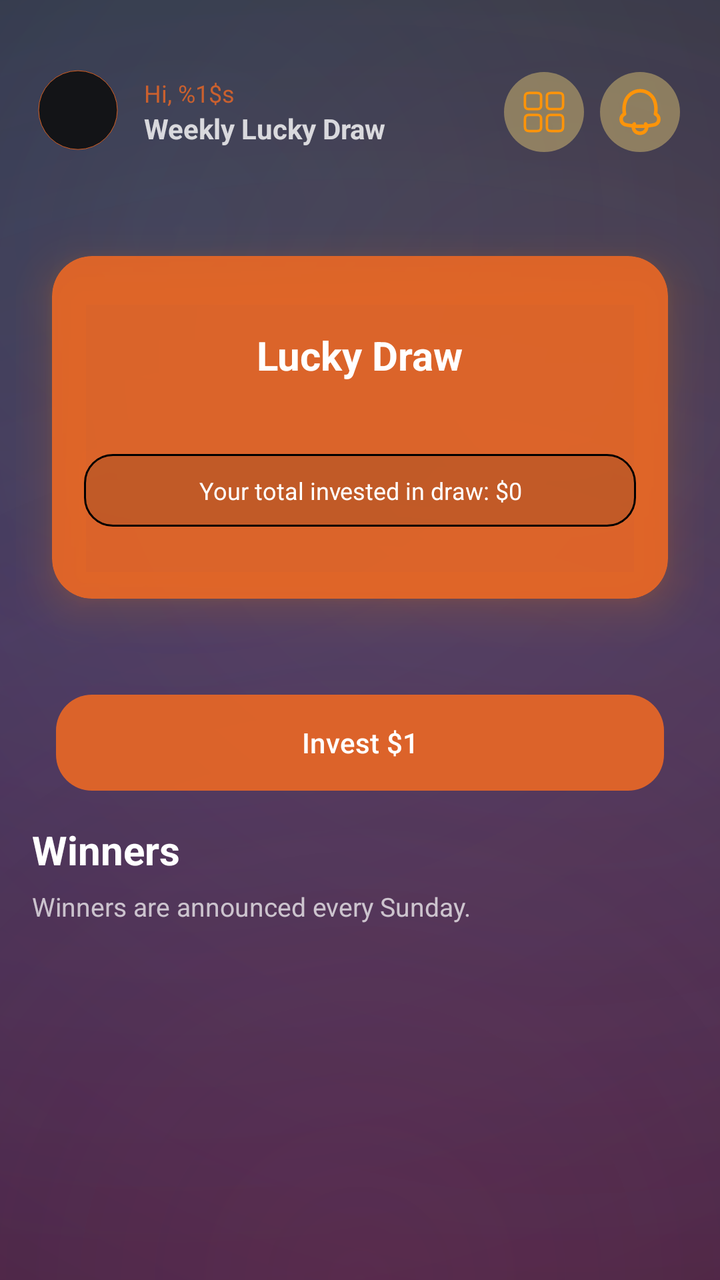
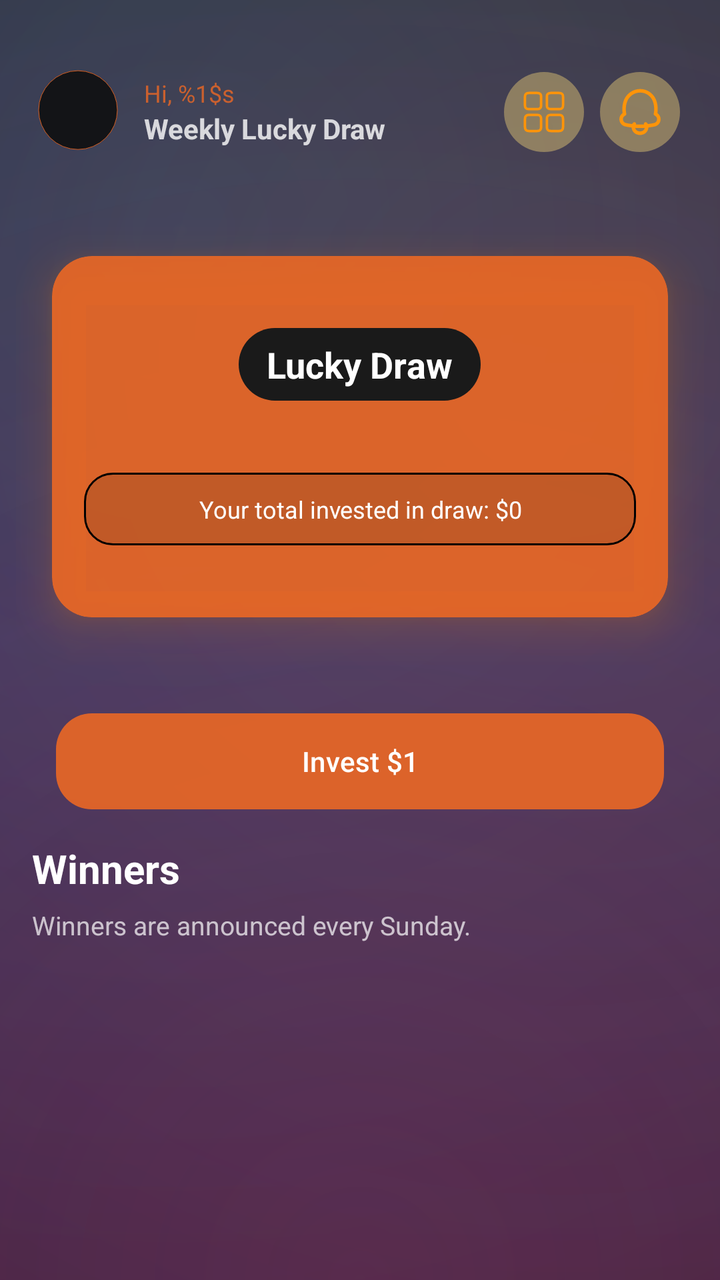

The first picture is an Android layout as it rendered before a commit; the second is the same layout after the commit. The layout source and the unified diff follow.
<!-- AndroidManifest.xml: application theme Theme.Bitbloom -->
<!-- res/layout/fragment_lucky_draw.xml -->
<?xml version="1.0" encoding="utf-8"?>
<androidx.coordinatorlayout.widget.CoordinatorLayout xmlns:android="http://schemas.android.com/apk/res/android"
    xmlns:app="http://schemas.android.com/apk/res-auto"
    xmlns:tools="http://schemas.android.com/tools"
    android:id="@+id/root"
    android:layout_width="match_parent"
    android:layout_height="match_parent"
    android:background="@drawable/bg_mxg_deposit_gradient">

    
    <androidx.core.widget.NestedScrollView
        android:id="@+id/scrollContainer"
        android:layout_width="match_parent"
        android:layout_height="match_parent"
        android:fillViewport="true"
        android:scrollbars="none">

        
        <androidx.constraintlayout.widget.ConstraintLayout
            android:layout_width="match_parent"
            android:layout_height="wrap_content">

            
            <androidx.constraintlayout.widget.Guideline
                android:id="@+id/gStart"
                android:layout_width="wrap_content"
                android:layout_height="wrap_content"
                android:orientation="vertical"
                app:layout_constraintGuide_begin="8dp" />

            <androidx.constraintlayout.widget.Guideline
                android:id="@+id/gEnd"
                android:layout_width="wrap_content"
                android:layout_height="wrap_content"
                android:orientation="vertical"
                app:layout_constraintGuide_end="8dp" />

            
            <androidx.constraintlayout.widget.ConstraintLayout
                android:id="@+id/topbar"
                android:layout_width="0dp"
                android:layout_height="64dp"
                android:layout_marginTop="@dimen/space_24"
                android:paddingStart="8dp"
                android:paddingEnd="12dp"
                app:layout_constraintEnd_toEndOf="@id/gEnd"
                app:layout_constraintStart_toStartOf="@id/gStart"
                app:layout_constraintTop_toTopOf="parent">

                <ImageView
                    android:id="@+id/avatar"
                    android:layout_width="46dp"
                    android:layout_height="46dp"
                    android:background="@drawable/ic_profile"
                    android:contentDescription="@string/app_name"
                    app:layout_constraintBottom_toBottomOf="parent"
                    app:layout_constraintStart_toStartOf="parent"
                    app:layout_constraintTop_toTopOf="parent" />

                <LinearLayout
                    android:id="@+id/titleWrap"
                    android:layout_width="0dp"
                    android:layout_height="wrap_content"
                    android:layout_marginStart="10dp"
                    android:orientation="vertical"
                    app:layout_constraintBottom_toBottomOf="@id/avatar"
                    app:layout_constraintEnd_toStartOf="@id/actionsRight"
                    app:layout_constraintStart_toEndOf="@id/avatar"
                    app:layout_constraintTop_toTopOf="@id/avatar">

                    <TextView
                        android:id="@+id/hiName"
                        android:layout_width="wrap_content"
                        android:layout_height="wrap_content"
                        android:alpha="0.9"
                        android:text="@string/hi_name"
                        android:textColor="@color/orange"
                        android:textSize="12sp" />

                    <TextView
                        android:id="@+id/welcome"
                        android:layout_width="wrap_content"
                        android:layout_height="wrap_content"
                        android:text="Weekly Lucky Draw"
                        android:textColor="@color/mxg_white_80"
                        android:textSize="14sp"
                        android:textStyle="bold" />
                </LinearLayout>

                <LinearLayout
                    android:id="@+id/actionsRight"
                    android:layout_width="wrap_content"
                    android:layout_height="wrap_content"
                    android:orientation="horizontal"
                    app:layout_constraintBottom_toBottomOf="parent"
                    app:layout_constraintEnd_toEndOf="parent"
                    app:layout_constraintTop_toTopOf="parent">

                    <ImageView
                        android:id="@+id/menu"
                        android:layout_width="40dp"
                        android:layout_height="40dp"
                        android:background="@drawable/ic_window"
                        android:contentDescription="@string/open_menu"
                        android:padding="8dp" />

                    <ImageView
                        android:id="@+id/notification_ic"
                        android:layout_width="40dp"
                        android:layout_height="40dp"
                        android:layout_marginStart="8dp"
                        android:background="@drawable/ic_bell"
                        android:contentDescription="@string/notifications"
                        android:padding="8dp" />
                </LinearLayout>
            </androidx.constraintlayout.widget.ConstraintLayout>

            
            <FrameLayout
                android:id="@+id/headerWrap"
                android:layout_width="0dp"
                android:layout_height="wrap_content"
                android:layout_marginTop="16dp"
                app:layout_constraintEnd_toEndOf="@id/gEnd"
                app:layout_constraintStart_toStartOf="@id/gStart"
                app:layout_constraintTop_toBottomOf="@id/topbar">

                <com.google.android.material.card.MaterialCardView
                    android:id="@+id/headerCard"
                    android:layout_width="match_parent"
                    android:layout_height="wrap_content"
                    android:layout_margin="0dp"
                    android:outlineAmbientShadowColor="#FF7B00"
                    android:outlineSpotShadowColor="#FF7B00"
                    app:cardBackgroundColor="@color/orange"
                    app:cardCornerRadius="20dp"
                    app:cardElevation="12dp"
                    app:cardUseCompatPadding="true"
                    app:strokeColor="@android:color/transparent"
                    app:strokeWidth="0dp">

                    <LinearLayout
                        android:layout_width="match_parent"
                        android:layout_height="wrap_content"
                        android:orientation="vertical"
                        android:paddingHorizontal="16dp"
                        android:paddingVertical="36dp">

                        
                        <TextView
                            android:id="@+id/tvLevel"
                            android:layout_width="wrap_content"
                            android:layout_height="wrap_content"
                            android:layout_gravity="center_horizontal"
                            android:text="Lucky Draw"
                            android:textColor="@color/white"
                            android:textSize="20sp"
                            android:textStyle="bold" />

                        
                        <TextView
                            android:id="@+id/tvMyTotalInvested"
                            android:layout_width="match_parent"
                            android:layout_height="wrap_content"
                            android:layout_marginTop="36dp"
                            android:background="@drawable/bg_referral_home"
                            android:drawablePadding="8dp"
                            android:ellipsize="end"

                            android:paddingHorizontal="12dp"
                            android:paddingVertical="10dp"
                            android:singleLine="true"
                            android:textAlignment="center"
                            android:text="Your total invested in draw: $0"
                            android:textColor="@color/white"
                            android:textSize="12sp"
                            app:drawableTint="#A2EE6924" />
                    </LinearLayout>
                </com.google.android.material.card.MaterialCardView>
            </FrameLayout>


            
            <com.google.android.material.button.MaterialButton
                android:id="@+id/btnInvest"
                android:layout_width="0dp"
                android:layout_height="56dp"
                android:layout_marginTop="12dp"
                android:layout_marginBottom="6dp"
                android:text="@string/invest_1"
                android:textAllCaps="false"
                android:textColor="@color/white"
                app:backgroundTint="@color/orange"
                app:cornerRadius="18dp"
                app:iconGravity="textStart"
                app:iconPadding="8dp"
                android:layout_margin="20dp"
                app:layout_constraintTop_toBottomOf="@id/headerWrap"
                app:layout_constraintStart_toStartOf="@id/gStart"
                app:layout_constraintEnd_toEndOf="@id/gEnd" />

            
            <androidx.constraintlayout.widget.ConstraintLayout
                android:id="@+id/sectionHeader"
                android:layout_width="0dp"
                android:layout_height="wrap_content"
                android:layout_marginTop="12dp"
                android:paddingStart="8dp"
                android:paddingEnd="12dp"
                app:layout_constraintEnd_toEndOf="@id/gEnd"
                app:layout_constraintStart_toStartOf="@id/gStart"
                app:layout_constraintTop_toBottomOf="@id/btnInvest">

                <TextView
                    android:id="@+id/tvLevels"
                    android:layout_width="0dp"
                    android:layout_height="wrap_content"
                    android:ellipsize="end"
                    android:gravity="center_vertical"
                    android:maxLines="1"
                    android:text="Winners"
                    android:textColor="@color/white"
                    android:textSize="20sp"
                    android:textStyle="bold"
                    app:layout_constraintBottom_toBottomOf="@id/filterAllBtn"
                    app:layout_constraintEnd_toStartOf="@id/filterAllBtn"
                    app:layout_constraintStart_toStartOf="parent"
                    app:layout_constraintTop_toTopOf="parent" />


            </androidx.constraintlayout.widget.ConstraintLayout>

            
            <TextView
                android:id="@+id/infoBanner"
                android:layout_width="0dp"
                android:layout_height="wrap_content"
                android:layout_marginTop="6dp"
                android:paddingStart="8dp"
                android:paddingEnd="12dp"
                android:paddingBottom="4dp"
                android:text="@string/winners_are_announced_every_sunday"
                android:textColor="@color/grey"
                android:textSize="13sp"
                app:layout_constraintEnd_toEndOf="@id/gEnd"
                app:layout_constraintStart_toStartOf="@id/gStart"
                app:layout_constraintTop_toBottomOf="@id/sectionHeader" />

            
            <FrameLayout
                android:id="@+id/winnersListContainer"
                android:layout_width="0dp"
                android:layout_height="0dp"
                app:layout_constraintBottom_toBottomOf="parent"
                app:layout_constraintEnd_toEndOf="@id/gEnd"
                app:layout_constraintStart_toStartOf="@id/gStart"
                app:layout_constraintTop_toBottomOf="@id/infoBanner">

                <androidx.recyclerview.widget.RecyclerView
                    android:id="@+id/rvWinners"
                    android:layout_width="match_parent"
                    android:layout_height="match_parent"
                    android:clipToPadding="false"
                    app:layoutManager="androidx.recyclerview.widget.LinearLayoutManager"
                    tools:listitem="@layout/item_winner" />

                <com.facebook.shimmer.ShimmerFrameLayout
                    android:id="@+id/shimmerWinners"
                    android:layout_width="match_parent"
                    android:layout_height="match_parent"
                    android:paddingStart="16dp"
                    android:paddingTop="8dp"
                    android:paddingEnd="16dp"
                    android:visibility="gone"
                    app:shimmer_auto_start="false"
                    app:shimmer_base_alpha="0.9"
                    app:shimmer_duration="1100"
                    app:shimmer_highlight_alpha="0.6"
                    app:shimmer_intensity="0.35">

                    <LinearLayout
                        android:id="@+id/skeletonWinnerList"
                        android:layout_width="match_parent"
                        android:layout_height="wrap_content"
                        android:divider="@drawable/divider_rank_list_gap"
                        android:orientation="vertical"
                        android:showDividers="middle" />
                </com.facebook.shimmer.ShimmerFrameLayout>
            </FrameLayout>

        </androidx.constraintlayout.widget.ConstraintLayout>
    </androidx.core.widget.NestedScrollView>
</androidx.coordinatorlayout.widget.CoordinatorLayout>
<!-- res/layout/item_winner.xml (included above) -->
<?xml version="1.0" encoding="utf-8"?>
<com.google.android.material.card.MaterialCardView xmlns:android="http://schemas.android.com/apk/res/android"
    xmlns:app="http://schemas.android.com/apk/res-auto"
    android:id="@+id/rootCard"
    android:layout_width="match_parent"
    android:layout_height="wrap_content"
    android:minHeight="84dp"
    android:layout_marginBottom="10dp"
    android:clickable="true"
    android:focusable="true"
    android:foreground="?attr/selectableItemBackground"
    app:cardUseCompatPadding="true"
    app:cardCornerRadius="20dp"
    app:cardBackgroundColor="@color/main_card_color"
    app:cardElevation="10dp"
    app:strokeWidth="0dp">

    <LinearLayout
        android:layout_width="match_parent"
        android:layout_height="wrap_content"
        android:minHeight="84dp"
        android:orientation="horizontal"
        android:gravity="center_vertical"
        android:paddingStart="12dp"
        android:paddingEnd="12dp"
        android:paddingTop="10dp"
        android:paddingBottom="10dp">

        
        <ImageView
            android:id="@+id/ivMedal"
            android:layout_width="40dp"
            android:layout_height="40dp"
            android:contentDescription="@null"
            android:src="@drawable/ic_star"
            app:tint="@color/orange" />

        
        <LinearLayout
            android:layout_width="0dp"
            android:layout_height="wrap_content"
            android:layout_weight="1"
            android:orientation="vertical"
            android:paddingStart="12dp">

            
            <TextView
                android:id="@+id/tvName"
                android:layout_width="match_parent"
                android:layout_height="wrap_content"
                android:text="John Doe"
                android:textSize="16sp"
                android:textStyle="bold"
                android:textColor="@color/mxg_white"
                android:maxLines="1"
                android:ellipsize="end" />

            
            <TextView
                android:id="@+id/tvUserId"
                android:layout_width="match_parent"
                android:layout_height="wrap_content"
                android:layout_marginTop="2dp"
                android:text="ID: MXG123456"
                android:textSize="11sp"
                android:textColor="#99FFFFFF"
                android:maxLines="1"
                android:ellipsize="end"
                android:textIsSelectable="true" />

            
            <TextView
                android:id="@+id/tvWeek"
                android:layout_width="match_parent"
                android:layout_height="wrap_content"
                android:layout_marginTop="2dp"
                android:text="Week: 2025-09-15 → 2025-09-21"
                android:textSize="12sp"
                android:textColor="#B2FFFFFF"
                android:maxLines="1"
                android:ellipsize="end" />
        </LinearLayout>

        
        <LinearLayout
            android:layout_width="wrap_content"
            android:layout_height="match_parent"
            android:gravity="end|center_vertical">

            <TextView
                android:id="@+id/tvPrize"
                android:layout_width="wrap_content"
                android:layout_height="wrap_content"
                android:text="$—"
                android:textSize="16sp"
                android:textStyle="bold"
                android:textColor="@color/mxg_white"
                android:minWidth="56dp"
                android:gravity="end" />
        </LinearLayout>
    </LinearLayout>
</com.google.android.material.card.MaterialCardView>
<!-- resources referenced by this layout -->
<resources>
  <color name="grey">#B4FFFFFF</color>
  <color name="main_card_color">#1A1A1A</color>
  <color name="mxg_white">#FFFFFF</color>
  <color name="mxg_white_80">#CCFFFFFF</color>
  <color name="orange">#E1EE6924</color>
  <color name="white">#FFFFFFFF</color>
  <dimen name="space_24">24dp</dimen>
  <!-- drawable bg_referral_home (drawable) -->
  <?xml version="1.0" encoding="utf-8"?>
  <shape xmlns:android="http://schemas.android.com/apk/res/android" android:shape="rectangle">
      <solid android:color="#221A1A1A"/>    
      <corners android:radius="14dp"/>
      <stroke android:width="1dp" android:color="@color/black"/> 
      <padding android:left="6dp" android:top="4dp" android:right="6dp" android:bottom="4dp"/>
  </shape>
  <!-- drawable divider_rank_list_gap (drawable) -->
  <?xml version="1.0" encoding="utf-8"?>
  <shape xmlns:android="http://schemas.android.com/apk/res/android">
      <size android:height="24dp"/>  
      <solid android:color="@android:color/transparent"/>
  </shape>
  <!-- drawable ic_profile (drawable) -->
  <vector xmlns:android="http://schemas.android.com/apk/res/android"
      android:width="48dp"
      android:height="48dp"
      android:viewportWidth="48"
      android:viewportHeight="48">
  
      
      <path
          android:fillColor="@android:color/transparent"
          android:pathData="M24,2A21,21 0,1 1,3 23A21,21 0,0 1,24 2Z" />
  
      
      <path
          android:fillColor="@color/nav_bar_color"
          android:pathData="M24,2.462A20.538,20.538 0,1 1,3.462 23A20.538,20.538 0,0 1,24 2.462Z"
          android:strokeColor="@color/orange" />
  </vector>
  <string name="app_name">Miner X</string>
  <string name="hi_name">Hi, %1$s</string>
  <string name="invest_1">Invest $1</string>
  <string name="notifications">Notifications</string>
  <string name="open_menu">Open navigation menu</string>
  <string name="winners_are_announced_every_sunday">Winners are announced every Sunday.</string>
  <style name="Theme.Bitbloom" parent="Base.Theme.Bitbloom">
          
          <item name="editTextStyle">@style/Widget.MXG.EditText.WhiteCursor</item>
          <item name="android:editTextStyle">@style/Widget.MXG.EditText.WhiteCursor</item>
  
          
          <item name="android:textCursorDrawable">@drawable/cursor_white</item>
      </style>
  <color name="black">#FF000000</color>
  <color name="nav_bar_color">#131417</color>
  <style name="Base.Theme.Bitbloom" parent="Theme.Material3.DayNight.NoActionBar">
          <item name="android:statusBarColor">@color/mxg_black</item>
          <item name="colorPrimary">@color/mxg_white</item>
          <item name="android:navigationBarColor">@color/mxg_black</item>
          <item name="android:datePickerDialogTheme">@style/BitbloomDatePickerTheme</item>
      </style>
  <style name="Widget.MXG.EditText.WhiteCursor" parent="Widget.AppCompat.EditText">
          <item name="android:textCursorDrawable">@drawable/cursor_white</item>
      </style>
  <!-- drawable cursor_white (drawable) -->
  <?xml version="1.0" encoding="utf-8"?>
  <shape xmlns:android="http://schemas.android.com/apk/res/android">
      <size android:width="2dp"/>
      <solid android:color="@android:color/white"/>
      <corners android:radius="1dp"/>
  </shape>
  <color name="mxg_black">#000000</color>
  <color name="status_bar_color">#EE6924</color>
  <color name="light_status_bar_color">#EE6924</color>
  <!-- unchanged entries left out for length: 5 -->
</resources>

<!-- the commit's change to res/layout/fragment_lucky_draw.xml (unified diff, before → after) -->
@@ -153,8 +153,9 @@
                             android:layout_height="wrap_content"
                             android:layout_gravity="center_horizontal"
                             android:text="Lucky Draw"
+                            android:background="@drawable/bg_pill_black"
                             android:textColor="@color/white"
-                            android:textSize="20sp"
+                            android:textSize="18sp"
                             android:textStyle="bold" />
 
                         
<!-- resource entries referenced after the edit -->
@@ -7,6 +7,18 @@
   <color name="orange">#E1EE6924</color>
   <color name="white">#FFFFFFFF</color>
   <dimen name="space_24">24dp</dimen>
+  <!-- drawable bg_pill_black (drawable) -->
+  <?xml version="1.0" encoding="utf-8"?>
+  <shape xmlns:android="http://schemas.android.com/apk/res/android" android:shape="rectangle">
+      <solid android:color="@color/main_card_color" />
+      <corners android:radius="999dp" />
+      
+      <padding
+          android:left="14dp"
+          android:top="6dp"
+          android:right="14dp"
+          android:bottom="6dp" />
+  </shape>
   <!-- drawable bg_referral_home (drawable) -->
   <?xml version="1.0" encoding="utf-8"?>
   <shape xmlns:android="http://schemas.android.com/apk/res/android" android:shape="rectangle">
